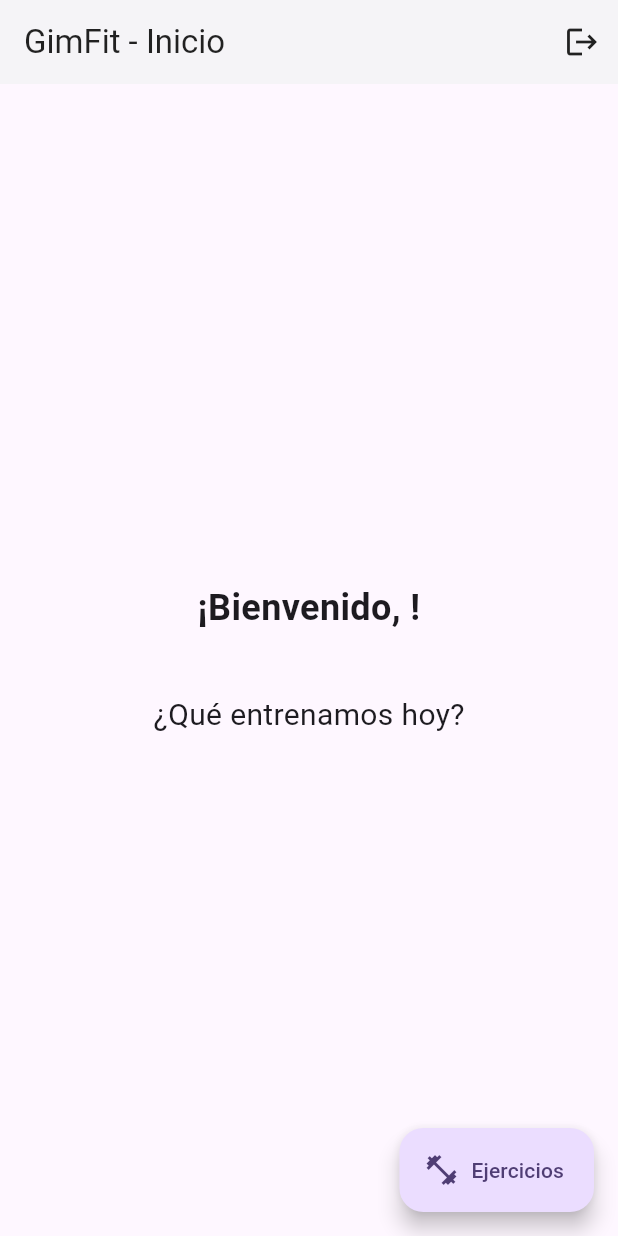
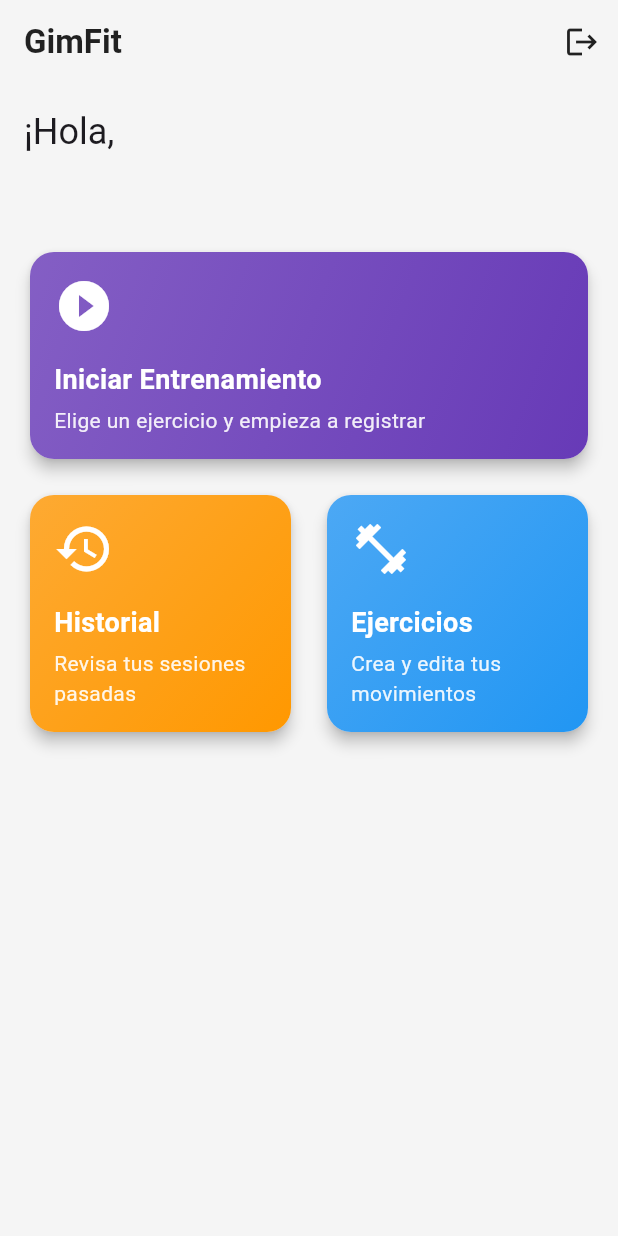
Before and after one commit to mseligmann39/gymtrackapp, a Flutter app: the screen it shows once a user with an empty profile is signed in, on a phone screen of 412 x 824 dp. Run offline on Flutter 3.47's test engine with Material 3 defaults, Android fonts, the phone set to English and light mode, and no system bars; our stand-ins replace cloud_firestore, firebase_auth, firebase_core; accounts and stored records are empty.

Commit message:
Historial funcionando

```diff
--- a/lib/main.dart
+++ b/lib/main.dart
@@ -1,17 +1,23 @@
 import 'package:flutter/material.dart';
 import 'package:firebase_core/firebase_core.dart';
 import 'package:firebase_auth/firebase_auth.dart';
-import 'package:provider/provider.dart'; // IMPORTANTE: Nueva importación
+import 'package:provider/provider.dart';
+
+// Importaciones para localización
+import 'package:flutter_localizations/flutter_localizations.dart';
 
 import 'screens/welcome_screen.dart';
 import 'screens/home_screen.dart';
+import 'firebase_options.dart'; // Asegúrate de que este import sea correcto
 
 void main() async {
+  // Asegura que los bindings de Flutter estén inicializados
   WidgetsFlutterBinding.ensureInitialized();
-  // Esta parte no cambia.
+  // Inicializa Firebase
   await Firebase.initializeApp(
-    // tus opciones de firebase_options.dart irán aquí si las especificas
+    options: DefaultFirebaseOptions.currentPlatform,
   );
+  // Corre la aplicación
   runApp(const GimFitApp());
 }
 
@@ -20,24 +26,21 @@
 
   @override
   Widget build(BuildContext context) {
-    // --- CAMBIO PRINCIPAL ---
-    // Envolvemos toda la app en un MultiProvider.
-    // Esto nos permitirá "proveer" diferentes piezas de estado.
+    // Envolvemos la app en MultiProvider para gestionar el estado
     return MultiProvider(
       providers: [
-        // NUEVO: Este es nuestro primer "enchufe".
-        // StreamProvider escucha el stream de authStateChanges y expone
-        // el objeto User? más reciente a todos los widgets descendientes.
+        // Este provider escucha los cambios de autenticación de Firebase
         StreamProvider<User?>.value(
           value: FirebaseAuth.instance.authStateChanges(),
           initialData: null,
         ),
       ],
-
-      // En main.dart, dentro de tu widget GimFitApp
+      // El hijo del provider es nuestra aplicación principal
       child: MaterialApp(
         title: 'GimFit',
         debugShowCheckedModeBanner: false,
+
+        // --- CONFIGURACIÓN DE TEMA ---
         theme: ThemeData(
           colorScheme: ColorScheme.fromSeed(seedColor: Colors.deepPurple),
           useMaterial3: true,
@@ -46,9 +49,6 @@
             backgroundColor: Colors.white,
             foregroundColor: Colors.black87,
           ),
-          // --- CORRECCIÓN DEFINITIVA ---
-          // 1. Cambiamos el nombre a CardThemeData
-          // 2. Quitamos 'const' para asegurar la compatibilidad
           cardTheme: CardThemeData(
             elevation: 1,
             shape: RoundedRectangleBorder(
@@ -56,28 +56,41 @@
             ),
           ),
         ),
+
+        // --- CONFIGURACIÓN DE LOCALIZACIÓN (AQUÍ ES DONDE VA) ---
+        localizationsDelegates: const [
+          GlobalMaterialLocalizations.delegate,
+          GlobalWidgetsLocalizations.delegate,
+          GlobalCupertinoLocalizations.delegate,
+        ],
+        supportedLocales: const [
+          Locale('en', ''), // Inglés
+          Locale('es', ''), // Español
+        ],
+        locale: const Locale('es'), // Opcional: Forzar el idioma a español
+
+        // La pantalla de inicio es manejada por nuestro AuthStateHandler
         home: const AuthStateHandler(),
       ),
     );
   }
 }
 
+// Este widget decide qué pantalla mostrar basado en el estado de autenticación
 class AuthStateHandler extends StatelessWidget {
   const AuthStateHandler({super.key});
 
   @override
   Widget build(BuildContext context) {
-    // --- CÓDIGO SIMPLIFICADO ---
-    // Ya no necesitamos un StreamBuilder aquí.
-    // Simplemente "consumimos" el usuario que nuestro StreamProvider ya nos da.
-    // context.watch<User?>() se suscribe a los cambios del usuario.
+    // Escuchamos el estado del usuario provisto por nuestro StreamProvider
     final user = context.watch<User?>();
 
+    // Si hay un usuario, mostramos la HomeScreen
     if (user != null) {
-      // Si hay usuario logueado, va a home.
       return const HomeScreen();
-    } else {
-      // Si no hay usuario, va a welcome/login.
+    }
+    // Si no, mostramos la WelcomeScreen para que inicie sesión o se registre
+    else {
       return const WelcomeScreen();
     }
   }
--- a/lib/screens/home_screen.dart
+++ b/lib/screens/home_screen.dart
@@ -1,34 +1,30 @@
+// lib/screens/home_screen.dart
+
 import 'package:flutter/material.dart';
 import 'package:firebase_auth/firebase_auth.dart';
-import 'package:provider/provider.dart'; // IMPORTANTE: Nueva importación
+import 'package:provider/provider.dart';
+
 import 'exercise_list_screen.dart';
+import 'history_screen.dart'; // Importamos la nueva pantalla
 
 class HomeScreen extends StatelessWidget {
   const HomeScreen({super.key});
 
-  // El método para cerrar sesión no cambia, sigue necesitando la instancia de FirebaseAuth.
   void _signOut(BuildContext context) async {
     await FirebaseAuth.instance.signOut();
-    // No necesitamos un pushReplacement aquí, porque el AuthStateHandler
-    // se encargará de reconstruir y mostrar la pantalla de Login automáticamente.
-    // Navigator.of(context, rootNavigator: true).pushAndRemoveUntil(
-    //   MaterialPageRoute(builder: (context) => LoginScreen()),
-    //   (route) => false,
-    // );
-    // De hecho, con Provider, a menudo no necesitamos hacer nada después de signOut.
-    // El cambio de estado del usuario (a null) hará que el AuthStateHandler
-    // nos redirija solo.
   }
 
   @override
   Widget build(BuildContext context) {
-    // --- CAMBIO ---
-    // Obtenemos el usuario del Provider. Es más limpio y eficiente.
     final user = context.watch<User?>();
 
     return Scaffold(
+      // Un fondo sutil para darle un toque más premium
+      backgroundColor: Colors.grey[100],
       appBar: AppBar(
-        title: const Text('GimFit - Inicio'),
+        backgroundColor: Colors.transparent,
+        elevation: 0,
+        title: const Text('GimFit', style: TextStyle(fontWeight: FontWeight.bold)),
         actions: [
           IconButton(
             icon: const Icon(Icons.logout),
@@ -37,38 +33,129 @@ class HomeScreen extends StatelessWidget {
           ),
         ],
       ),
-      body: Center(
-        child: Padding(
-          padding: const EdgeInsets.all(16.0),
+      body: ListView(
+        padding: const EdgeInsets.all(16.0),
+        children: [
+          // --- Saludo al usuario ---
+          Text(
+            '¡Hola,',
+            style: Theme.of(context).textTheme.headlineSmall,
+          ),
+          Text(
+            user?.displayName ?? user?.email ?? 'Campeón/a',
+            style: Theme.of(context).textTheme.headlineMedium?.copyWith(
+                  fontWeight: FontWeight.bold,
+                  color: Colors.deepPurple,
+                ),
+          ),
+          const SizedBox(height: 24),
+
+          // --- Tarjeta de Acción Principal: Iniciar Entrenamiento ---
+          _buildActionCard(
+            context: context,
+            title: 'Iniciar Entrenamiento',
+            subtitle: 'Elige un ejercicio y empieza a registrar',
+            icon: Icons.play_circle_fill,
+            color: Colors.deepPurple,
+            onTap: () {
+              Navigator.of(context).push(
+                MaterialPageRoute(builder: (_) => const ExerciseListScreen()),
+              );
+            },
+          ),
+          const SizedBox(height: 16),
+
+          // --- Tarjetas de Acciones Secundarias ---
+          Row(
+            children: [
+              // --- Tarjeta para ver el Historial ---
+              Expanded(
+                child: _buildActionCard(
+                  context: context,
+                  title: 'Historial',
+                  subtitle: 'Revisa tus sesiones pasadas',
+                  icon: Icons.history,
+                  color: Colors.orange,
+                  onTap: () {
+                    // Navegamos a la nueva pantalla de historial
+                    Navigator.of(context).push(
+                      MaterialPageRoute(builder: (_) => const HistoryScreen()),
+                    );
+                  },
+                ),
+              ),
+              const SizedBox(width: 16),
+              // --- Tarjeta para gestionar Ejercicios ---
+              Expanded(
+                child: _buildActionCard(
+                  context: context,
+                  title: 'Ejercicios',
+                  subtitle: 'Crea y edita tus movimientos',
+                  icon: Icons.fitness_center,
+                  color: Colors.blue,
+                  onTap: () {
+                    Navigator.of(context).push(
+                      MaterialPageRoute(builder: (_) => const ExerciseListScreen()),
+                    );
+                  },
+                ),
+              ),
+            ],
+          ),
+          // Aquí podríamos añadir más tarjetas en el futuro:
+          // - "Mi Plan Semanal"
+          // - "Estadísticas de Progreso"
+        ],
+      ),
+    );
+  }
+
+  // --- Widget reutilizable para crear las tarjetas ---
+  Widget _buildActionCard({
+    required BuildContext context,
+    required String title,
+    required String subtitle,
+    required IconData icon,
+    required Color color,
+    required VoidCallback onTap,
+  }) {
+    return Card(
+      clipBehavior: Clip.antiAlias, // Para que el InkWell no se salga de los bordes redondeados
+      elevation: 4,
+      shape: RoundedRectangleBorder(borderRadius: BorderRadius.circular(16)),
+      child: InkWell(
+        onTap: onTap,
+        child: Container(
+          padding: const EdgeInsets.all(16),
+          decoration: BoxDecoration(
+            gradient: LinearGradient(
+              colors: [color.withOpacity(0.8), color],
+              begin: Alignment.topLeft,
+              end: Alignment.bottomRight,
+            ),
+          ),
           child: Column(
-            mainAxisAlignment: MainAxisAlignment.center,
+            crossAxisAlignment: CrossAxisAlignment.start,
             children: [
+              Icon(icon, size: 40, color: Colors.white),
+              const SizedBox(height: 16),
               Text(
-                // Usamos el objeto 'user' que obtuvimos del Provider.
-                '¡Bienvenido, ${user?.email ?? 'Usuario'}!',
-                style: const TextStyle(fontSize: 24, fontWeight: FontWeight.bold),
-                textAlign: TextAlign.center,
+                title,
+                style: const TextStyle(
+                  fontWeight: FontWeight.bold,
+                  fontSize: 18,
+                  color: Colors.white,
+                ),
               ),
-              const SizedBox(height: 40),
-              const Text(
-                '¿Qué entrenamos hoy?',
-                style: TextStyle(fontSize: 20),
+              const SizedBox(height: 4),
+              Text(
+                subtitle,
+                style: TextStyle(color: Colors.white.withOpacity(0.9)),
               ),
-              // Aquí en el futuro mostraremos la rutina del día.
             ],
           ),
         ),
       ),
-      floatingActionButton: FloatingActionButton.extended(
-        onPressed: () {
-          Navigator.of(context).push(
-            MaterialPageRoute(builder: (_) => const ExerciseListScreen()),
-          );
-        },
-        label: const Text('Ejercicios'),
-        icon: const Icon(Icons.fitness_center),
-        tooltip: 'Ver Mis Ejercicios',
-      ),
     );
   }
 }
--- a/pubspec.yaml
+++ b/pubspec.yaml
@@ -34,10 +34,13 @@ dependencies:
   firebase_auth: ^5.6.0
   cloud_firestore: ^5.6.9
   provider: ^6.1.2
-
+  intl: ^0.20.2 # O la versión más reciente
+  flutter_localizations: # Esta es la importante para el error
+    sdk: flutter
   # The following adds the Cupertino Icons font to your application.
   # Use with the CupertinoIcons class for iOS style icons.
   cupertino_icons: ^1.0.8
+
 
 dev_dependencies:
   flutter_test:
```
Also changed, not shown: lib/models/logged_exercise.dart (added, +33 -0 lines), lib/models/workout_session.dart (added, +37 -0 lines), lib/models/workout_set.dart (added, +30 -0 lines), lib/providers/workout_provider.dart (added, +79 -0 lines), lib/screens/active_workout_screen.dart (added, +181 -0 lines), lib/screens/exercise_list_screen.dart (+26 -8 lines), lib/screens/history_screen.dart (added, +76 -0 lines), lib/services/workout_service.dart (added, +37 -0 lines), pubspec.lock.
